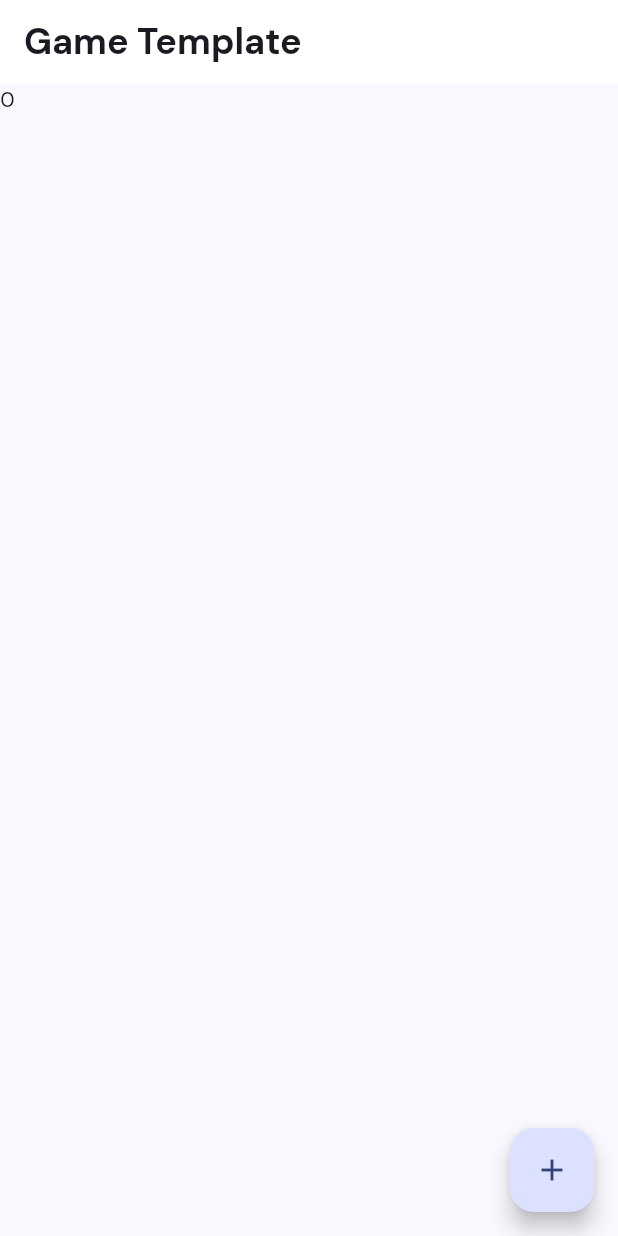
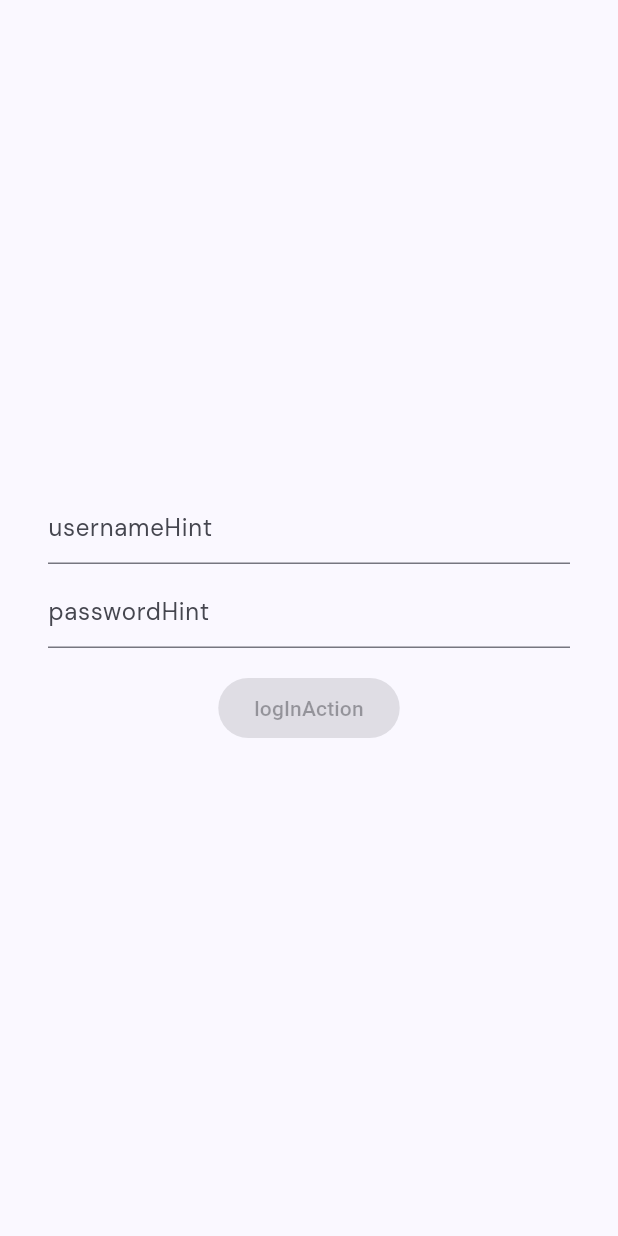
Before and after one commit to Swirastlynn/game-template, a Flutter app: the screen it shows after launch, on a phone screen of 412 x 824 dp. Run offline on Flutter 3.47's test engine with Material 2 defaults, Android fonts, the light colour scheme and no system bars; our stand-ins replace bloc, device_preview, equatable, flutter_bloc, google_fonts.

Commit message:
setup auth page with architecture and navigation

```diff
--- a/analysis_options.yaml
+++ b/analysis_options.yaml
@@ -18,6 +18,8 @@ analyzer:
     - "bricks/**"
   language:
     strict-raw-types: true # https://dart.dev/guides/language/sound-problems#missing-type-arguments
+  errors:
+    todo: ignore
 
   # Severity of the rules can be changed here (uncomment lines below):
   # errors:
@@ -47,7 +49,6 @@ dart_code_metrics:
   metrics-exclude:
     - test/**
   rules:
-    - newline-before-return
     - no-boolean-literal-compare
     - no-empty-block
     - prefer-trailing-comma
@@ -75,6 +76,7 @@ dart_code_metrics:
           - private-methods
   rules-exclude:
     - test/**
+    - bricks/**
 
 # Additional information about this file can be found at
 # https://dart.dev/guides/language/analysis-options
--- /dev/null
+++ b/lib/auth/domain/log_in_failure.dart
@@ -0,0 +1,31 @@
+import 'package:game_template/core/domain/displayable_failure.dart';
+
+class LogInFailure implements HasDisplayableFailure {
+  const LogInFailure.unknown([this.details]) : type = LogInFailureType.unknown;
+
+  const LogInFailure.missingCredentials([this.details]) : type = LogInFailureType.missingCredentials;
+
+  final LogInFailureType type;
+  final String? details;
+
+  @override
+  DisplayableFailure displayableFailure() {
+    switch (type) {
+      case LogInFailureType.unknown:
+        return DisplayableFailure.commonError();
+      case LogInFailureType.missingCredentials:
+        return DisplayableFailure(
+          title: "missingCredsTitle", //appLocalizations.missingCredsTitle,
+          message: "missingCredsMessage", //appLocalizations.missingCredsMessage,
+        );
+    }
+  }
+
+  @override
+  String toString() => 'LogInFailure{type: $type, cause: $details}';
+}
+
+enum LogInFailureType {
+  unknown,
+  missingCredentials,
+}
--- /dev/null
+++ b/lib/auth/login_page.dart
@@ -0,0 +1,54 @@
+import 'package:flutter/material.dart';
+import 'package:game_template/auth/presentation/login_presentation_model.dart';
+import 'package:game_template/auth/presentation/login_presenter.dart';
+import 'package:game_template/core/utils/mvp_extensions.dart';
+
+class LoginPage extends StatefulWidget with HasPresenter<LoginPresenter> {
+  const LoginPage({
+    required this.presenter,
+    super.key,
+  });
+
+  @override
+  final LoginPresenter presenter;
+
+  @override
+  State<LoginPage> createState() => _LoginPageState();
+}
+
+class _LoginPageState extends State<LoginPage> with PresenterStateMixin<LoginViewModel, LoginPresenter, LoginPage> {
+  @override
+  Widget build(BuildContext context) => Scaffold(
+        body: Padding(
+          padding: const EdgeInsets.all(32.0),
+          child: Column(
+            mainAxisAlignment: MainAxisAlignment.center,
+            children: [
+              TextField(
+                decoration: InputDecoration(
+                  hintText: "usernameHint", //appLocalizations.usernameHint,
+                ),
+                onChanged: (text) => presenter.onUsernameChanged(text),
+              ),
+              const SizedBox(height: 8),
+              TextField(
+                obscureText: true,
+                decoration: InputDecoration(
+                  hintText: "passwordHint", // appLocalizations.passwordHint,
+                ),
+                onChanged: (text) => presenter.onPasswordChanged(text),
+              ),
+              const SizedBox(height: 16),
+              stateObserver(
+                builder: (context, state) => (state.isLoading)
+                    ? const CircularProgressIndicator()
+                    : ElevatedButton(
+                        onPressed: state.isLoginEnabled ? () => presenter.login() : null,
+                        child: Text("logInAction"), //appLocalizations.logInAction),
+                      ),
+              ),
+            ],
+          ),
+        ),
+      );
+}
--- /dev/null
+++ b/lib/auth/presentation/login_navigator.dart
@@ -0,0 +1,19 @@
+import 'package:game_template/navigation/alert_dialog_route.dart';
+import 'package:game_template/navigation/app_navigator.dart';
+import 'package:game_template/navigation/error_dialog_route.dart';
+
+class LoginNavigator with AlertDialogRoute, ErrorDialogRoute {
+  LoginNavigator(this.appNavigator);
+
+  final AppNavigator appNavigator;
+}
+
+mixin LoginRoute {
+  // Future<void> openLogin() async {
+  //   return appNavigator.push(
+  //     materialRoute(getIt<LoginPage>()), // todo
+  //   );
+  // }
+
+  AppNavigator get appNavigator;
+}
--- /dev/null
+++ b/lib/auth/presentation/login_presentation_model.dart
@@ -0,0 +1,50 @@
+import 'package:game_template/core/domain/user.dart';
+
+/// Model used by presenter, contains fields that are relevant to presenters and implements ViewModel to expose data to view (page)
+class LoginPresentationModel implements LoginViewModel {
+  /// Creates the initial state
+  LoginPresentationModel.initial()
+      : user = const User.anonymous(),
+        isPending = false,
+        username = '',
+        password = '';
+
+  /// Used for the copyWith method
+  LoginPresentationModel._({
+    required this.user,
+    required this.isPending,
+    required this.username,
+    required this.password,
+  });
+
+  final User user;
+  final bool isPending;
+  final String username;
+  final String password;
+
+  @override
+  bool get isLoading => isPending;
+
+  @override
+  bool get isLoginEnabled => username.isNotEmpty && password.isNotEmpty;
+
+  LoginPresentationModel copyWith({
+    User? loginResult,
+    bool? isPending,
+    String? username,
+    String? password,
+  }) {
+    return LoginPresentationModel._(
+      user: loginResult ?? this.user,
+      isPending: isPending ?? this.isPending,
+      username: username ?? this.username,
+      password: password ?? this.password,
+    );
+  }
+}
+
+/// Interface to expose fields used by the view (page).
+abstract class LoginViewModel {
+  bool get isLoading;
+  bool get isLoginEnabled;
+}
--- /dev/null
+++ b/lib/auth/presentation/login_presenter.dart
@@ -0,0 +1,42 @@
+import 'package:bloc/bloc.dart';
+import 'package:game_template/auth/domain/log_in_use_case.dart';
+import 'package:game_template/auth/presentation/login_navigator.dart';
+import 'package:game_template/auth/presentation/login_presentation_model.dart';
+
+class LoginPresenter extends Cubit<LoginViewModel> {
+  LoginPresenter(
+    LoginPresentationModel super.model,
+    this.navigator,
+    this.useCase,
+  );
+
+  final LoginNavigator navigator;
+  final LoginUseCase useCase;
+
+  LoginPresentationModel get _model => state as LoginPresentationModel;
+
+  void onUsernameChanged(String username) {
+    emit(_model.copyWith(username: username));
+  }
+
+  void onPasswordChanged(String password) {
+    emit(_model.copyWith(password: password));
+  }
+
+  Future<void> login() async {
+    emit(_model.copyWith(isPending: true));
+    await useCase.execute(
+      username: _model.username,
+      password: _model.password,
+      onFailure: (fail) {
+        emit(_model.copyWith(isPending: false));
+        navigator.showError(fail.displayableFailure());
+      },
+      onSuccess: (user) {
+        emit(_model.copyWith(isPending: false, loginResult: user));
+        // todo localization
+        navigator.showAlert(title: "success", message: "you are logged in!");
+      },
+    );
+  }
+}
--- /dev/null
+++ b/lib/core/domain/user.dart
@@ -0,0 +1,33 @@
+import 'package:equatable/equatable.dart';
+
+class User extends Equatable {
+  const User({
+    required this.id,
+    required this.username,
+  });
+
+  const User.anonymous()
+      : id = '',
+        username = '';
+
+  const User.empty() : this.anonymous();
+
+  final String id;
+  final String username;
+
+  @override
+  List<Object> get props => [
+        id,
+        username,
+      ];
+
+  User copyWith({
+    String? id,
+    String? username,
+  }) {
+    return User(
+      id: id ?? this.id,
+      username: username ?? this.username,
+    );
+  }
+}
--- /dev/null
+++ b/lib/core/stores/user_store.dart
@@ -0,0 +1,13 @@
+import 'package:bloc/bloc.dart';
+import 'package:game_template/core/domain/user.dart';
+
+class UserStore extends Cubit<User> {
+  // todo guarantee singleton in DI
+  UserStore(User user) : super(user);
+
+  User get user => state;
+
+  set user(User user) {
+    emit(user);
+  }
+}
--- /dev/null
+++ b/lib/core/utils/mvp_extensions.dart
@@ -0,0 +1,29 @@
+import 'package:flutter/widgets.dart';
+import 'package:flutter_bloc/flutter_bloc.dart';
+
+mixin PresenterStateMixin<M, P extends Cubit<M>, T extends HasPresenter<P>> on State<T> {
+  P get presenter => widget.presenter;
+
+  M get state => presenter.state;
+
+  Widget stateObserver({
+    required BlocWidgetBuilder<M> builder,
+    BlocBuilderCondition<M>? buildWhen,
+  }) {
+    return BlocBuilder<P, M>(
+      bloc: presenter,
+      buildWhen: buildWhen,
+      builder: builder,
+    );
+  }
+
+  @override
+  void dispose() {
+    super.dispose();
+    presenter.close();
+  }
+}
+
+mixin HasPresenter<P> on StatefulWidget {
+  P get presenter;
+}
--- a/lib/home.dart
+++ /dev/null
@@ -1,35 +0,0 @@
-import 'package:flutter/material.dart';
-
-class MyHomePage extends StatefulWidget {
-  const MyHomePage({super.key, required this.title});
-
-  final String title;
-
-  @override
-  State<MyHomePage> createState() => _MyHomePageState();
-}
-
-class _MyHomePageState extends State<MyHomePage> {
-  int _counter = 0;
-
-  void _incrementCounter() {
-    setState(() {
-      _counter++;
-    });
-  }
-
-  @override
-  Widget build(BuildContext context) {
-    return Scaffold(
-      appBar: AppBar(
-        title: Text(widget.title),
-      ),
-      body: Text("$_counter"),
-      floatingActionButton: FloatingActionButton(
-        onPressed: _incrementCounter,
-        tooltip: 'Increment',
-        child: const Icon(Icons.add),
-      ),
-    );
-  }
-}
--- a/lib/main.dart
+++ b/lib/main.dart
@@ -1,9 +1,19 @@
 import 'package:flutter/foundation.dart';
 import 'package:flutter/material.dart';
-import 'package:game_template/home.dart';
+import 'package:game_template/auth/domain/log_in_use_case.dart';
+import 'package:game_template/auth/login_page.dart';
+import 'package:game_template/auth/presentation/login_navigator.dart';
+import 'package:game_template/auth/presentation/login_presentation_model.dart';
+import 'package:game_template/auth/presentation/login_presenter.dart';
+import 'package:game_template/core/domain/user.dart';
+import 'package:game_template/core/stores/user_store.dart';
+import 'package:game_template/navigation/app_navigator.dart';
 import 'package:google_fonts/google_fonts.dart';
 import 'package:device_preview/device_preview.dart';
 
+/// flag modified by unit tests so that app's code can adapt to unit tests
+/// (i.e: disable animations in progress bars etc.)
+bool isUnitTests = false;
 void main() {
   runApp(
     DevicePreview(
@@ -23,6 +33,7 @@ class MyApp extends StatelessWidget {
       useInheritedMediaQuery: true, // for DevicePreview
       locale: DevicePreview.locale(context),
       builder: DevicePreview.appBuilder,
+      navigatorKey: AppNavigator.navigatorKey,
       theme: ThemeData(
         useMaterial3: true,
         brightness: Brightness.light,
@@ -42,7 +53,13 @@ class MyApp extends StatelessWidget {
         ),
         textTheme: _buildTextTheme(),
       ),
-      home: const MyHomePage(title: 'Game Template'),
+      home: LoginPage(// todo get_it
+        presenter: LoginPresenter(
+          LoginPresentationModel.initial(),
+          LoginNavigator(AppNavigator()),
+          LoginUseCase(UserStore(const User.anonymous())),
+        ),
+      ),
     );
   }
 }
--- a/pubspec.yaml
+++ b/pubspec.yaml
@@ -14,6 +14,11 @@ dependencies:
     sdk: flutter
   google_fonts: ^3.0.1
   device_preview: ^1.1.0
+  equatable: ^2.0.5
+
+  # architecture
+  bloc: 8.0.3
+  flutter_bloc: 8.0.1
 
 dev_dependencies:
   flutter_test:
```
Also changed, not shown: lib/auth/domain/log_in_use_case.dart (added, +40 -0 lines), lib/core/domain/displayable_failure.dart (added, +18 -0 lines), lib/navigation/alert_dialog_route.dart (added, +41 -0 lines), lib/navigation/app_navigator.dart (added, +27 -0 lines), lib/navigation/error_dialog_route.dart (added, +36 -0 lines), pubspec.lock.
